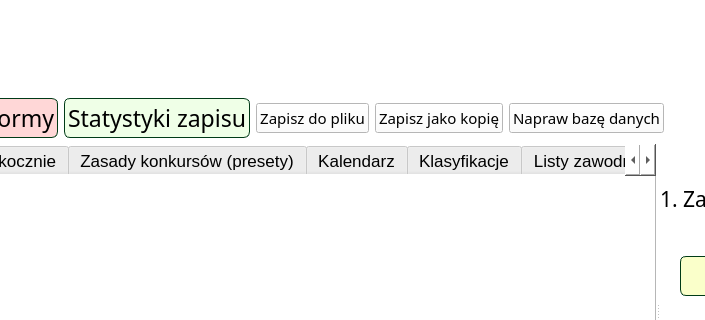
Above: source/UI/Seasons/SimulationSaveManagerWindow.ui from KonradKrol/sj-sim before the change; both pictures show x 142 to 847 and y 189 to 509 of the 1280 by 680 pixel window. Below: the same form after it.
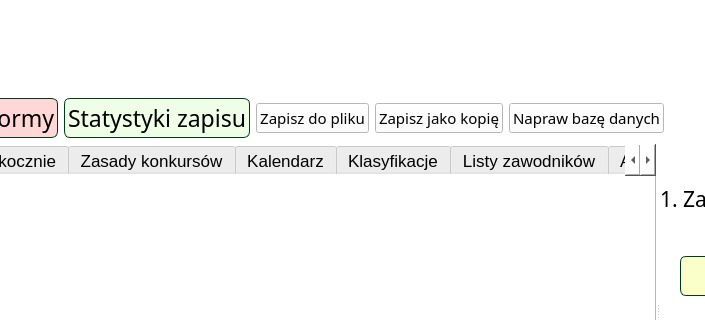
That is the form after the change.

Commit message: ui: simplify season rule label and hide technical save-size setting

The edit to the form file:
```diff
--- a/source/UI/Seasons/SimulationSaveManagerWindow.ui
+++ b/source/UI/Seasons/SimulationSaveManagerWindow.ui
@@ -445,7 +445,7 @@
            </rect>
           </property>
           <attribute name="title">
-           <string>Zasady konkursów (presety)</string>
+           <string>Zasady konkursów</string>
           </attribute>
           <layout class="QVBoxLayout" name="verticalLayout_3">
            <item>
```
The commit also changes 1 other file.
